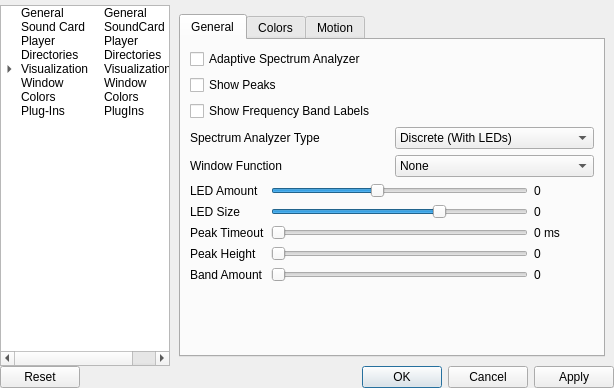
The window that ui/SetupWindow.ui (ModPlugPlayer/ModPlugPlayer) describes before a commit, drawn with Qt 5.
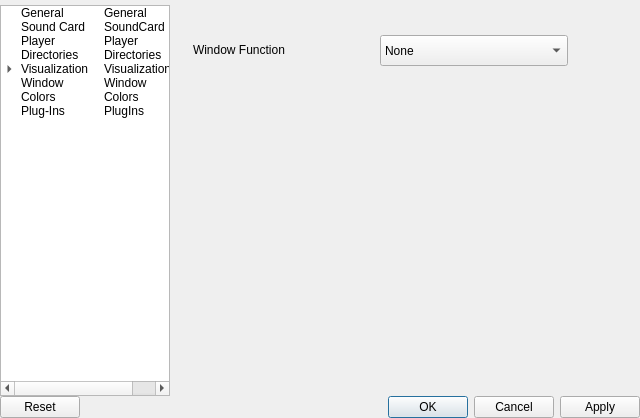
The same window after the commit. Icons and pictures are not drawn. Custom widgets are drawn as their Qt base class.

Commit message: SetupWindow arrangements

The edit to the form file:
```diff
--- a/ui/SetupWindow.ui
+++ b/ui/SetupWindow.ui
@@ -6,8 +6,8 @@
    <rect>
     <x>0</x>
     <y>0</y>
-    <width>614</width>
-    <height>388</height>
+    <width>640</width>
+    <height>418</height>
    </rect>
   </property>
   <property name="sizePolicy">
@@ -18,14 +18,14 @@
   </property>
   <property name="minimumSize">
    <size>
-    <width>614</width>
+    <width>640</width>
     <height>388</height>
    </size>
   </property>
   <property name="maximumSize">
    <size>
-    <width>614</width>
-    <height>388</height>
+    <width>640</width>
+    <height>477</height>
    </size>
   </property>
   <property name="windowTitle">
@@ -1329,7 +1329,52 @@
            </item>
           </layout>
          </widget>
-         <widget class="QWidget" name="SpectrumAnalyzerPage">
+         <widget class="QWidget" name="oscilloscopePage">
+          <widget class="QLabel" name="label_29">
+           <property name="geometry">
+            <rect>
+             <x>23</x>
+             <y>32</y>
+             <width>182</width>
+             <height>25</height>
+            </rect>
+           </property>
+           <property name="text">
+            <string>Window Function</string>
+           </property>
+          </widget>
+          <widget class="QComboBox" name="comboBox_8">
+           <property name="geometry">
+            <rect>
+             <x>210</x>
+             <y>30</y>
+             <width>188</width>
+             <height>31</height>
+            </rect>
+           </property>
+           <item>
+            <property name="text">
+             <string>None</string>
+            </property>
+           </item>
+           <item>
+            <property name="text">
+             <string>Hamming Window</string>
+            </property>
+           </item>
+           <item>
+            <property name="text">
+             <string>Hanning Window</string>
+            </property>
+           </item>
+           <item>
+            <property name="text">
+             <string>Blackman Window</string>
+            </property>
+           </item>
+          </widget>
+         </widget>
+         <widget class="QWidget" name="spectrumAnalyzerPage">
           <layout class="QGridLayout" name="gridLayout_8">
            <item row="0" column="0">
             <widget class="QTabWidget" name="tabWidget">
@@ -1375,6 +1420,13 @@
                    </property>
                   </widget>
                  </item>
+                 <item row="2" column="0">
+                  <widget class="QLabel" name="label_26">
+                   <property name="text">
+                    <string>Window Function</string>
+                   </property>
+                  </widget>
+                 </item>
                  <item row="0" column="1">
                   <widget class="QComboBox" name="comboBox_spectrumAnalyzerType">
                    <item>
@@ -1389,14 +1441,7 @@
                    </item>
                   </widget>
                  </item>
-                 <item row="1" column="0">
-                  <widget class="QLabel" name="label_26">
-                   <property name="text">
-                    <string>Window Function</string>
-                   </property>
-                  </widget>
-                 </item>
-                 <item row="1" column="1">
+                 <item row="2" column="1">
                   <widget class="QComboBox" name="comboBox_7">
                    <item>
                     <property name="text">
@@ -1486,13 +1531,13 @@
                  <item row="2" column="1">
                   <widget class="QSlider" name="horizontalSlider_peakTimeout">
                    <property name="maximum">
-                    <number>5000</number>
+                    <number>20</number>
                    </property>
                    <property name="singleStep">
                     <number>100</number>
                    </property>
                    <property name="pageStep">
-                    <number>1000</number>
+                    <number>4</number>
                    </property>
                    <property name="orientation">
                     <enum>Qt::Horizontal</enum>
```
Left out of the diff: 38 changed lines with no effect on the pictures. The commit also changes 1 other file.
